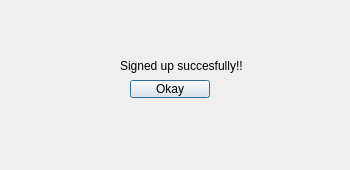
Before: the Qt Designer form signupsuccessful.ui in prazzx/Kakshya, drawn with Qt 5.
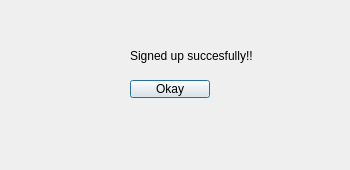
After: the same form once the commit is applied.

Patch:
```diff
--- a/signupsuccessful.ui
+++ b/signupsuccessful.ui
@@ -16,10 +16,10 @@
   <widget class="QLabel" name="label">
    <property name="geometry">
     <rect>
-     <x>120</x>
-     <y>50</y>
-     <width>151</width>
-     <height>31</height>
+     <x>130</x>
+     <y>30</y>
+     <width>201</width>
+     <height>51</height>
     </rect>
    </property>
    <property name="text">
```
